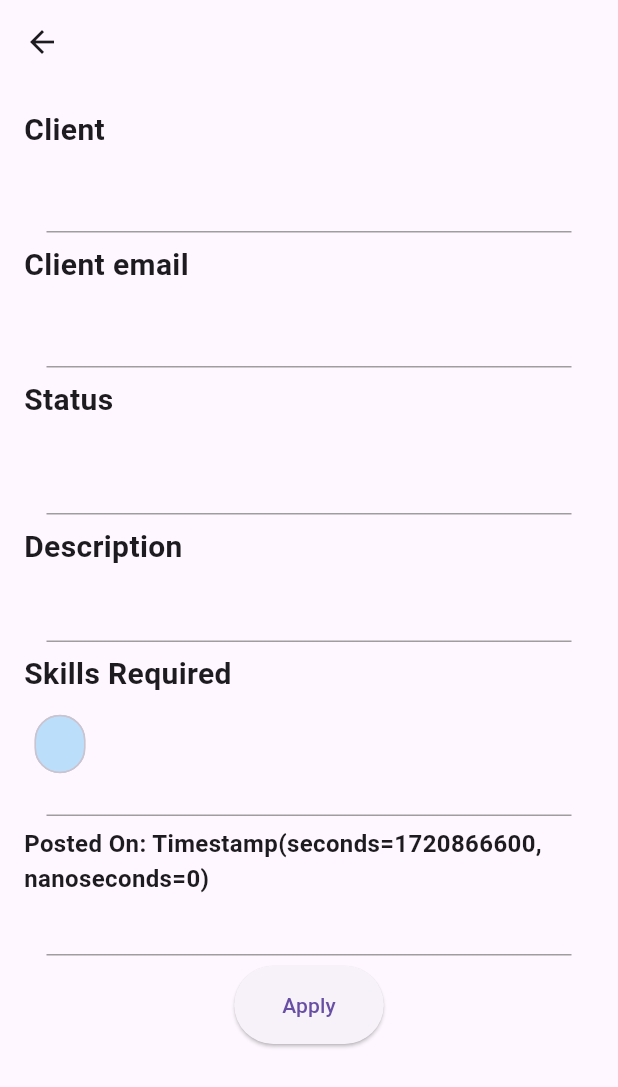
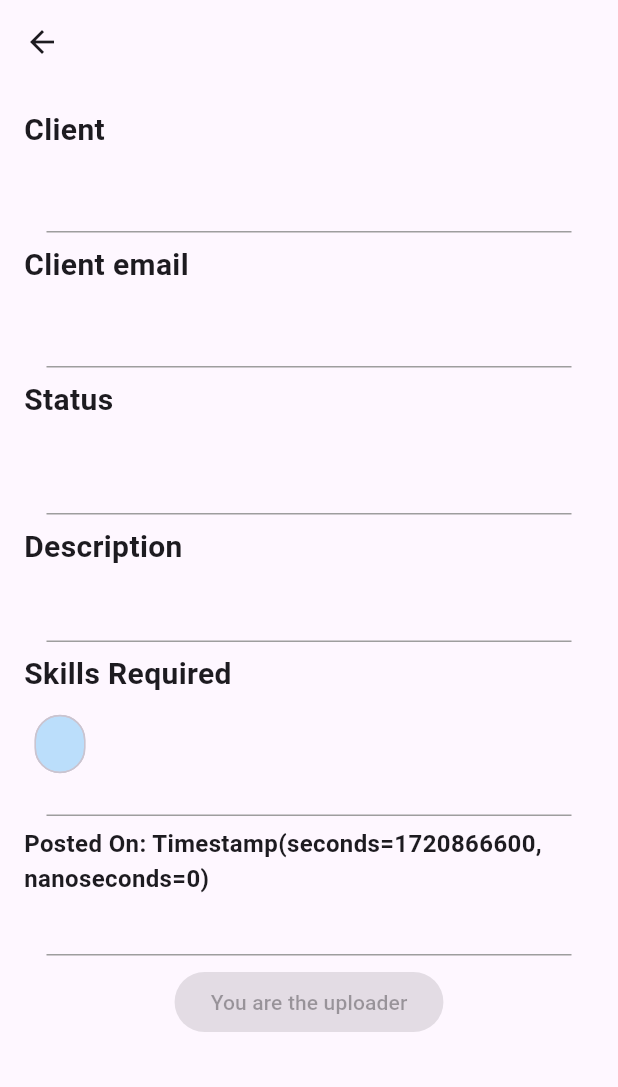
Before and after one commit to gajanana07/BMS-Collabify, a Flutter app: the JobPostScreen screen opened directly with empty values, on a phone screen of 412 x 824 dp. Shown: the top 1087 px of the screen. Run offline on Flutter 3.47's test engine with Material 3 defaults, Android fonts, the phone set to English and light mode, and no system bars; our stand-ins replace cached_network_image, cloud_firestore, file_picker, firebase_auth, firebase_core, firebase_storage and 3 more; accounts and stored records are empty.

Commit message:
ur the uploader done

```diff
--- a/lib/search.dart
+++ b/lib/search.dart
@@ -479,10 +479,54 @@ class _FilterScreenState extends State<FilterScreen> {
   }
 }
 
-class JobPostScreen extends StatelessWidget {
+class JobPostScreen extends StatefulWidget {
   final Map<String, dynamic> project;
 
   const JobPostScreen({Key? key, required this.project}) : super(key: key);
+
+  @override
+  _JobPostScreenState createState() => _JobPostScreenState();
+}
+
+class _JobPostScreenState extends State<JobPostScreen> {
+  bool _hasApplied = false;
+  bool _isUploader = false;
+  List<String> _appliedProjectIds = [];
+
+  @override
+  void initState() {
+    super.initState();
+    _checkApplicationStatus();
+  }
+
+  Future<void> _checkApplicationStatus() async {
+    final FirebaseFirestore _firestore = FirebaseFirestore.instance;
+    final User? user = FirebaseAuth.instance.currentUser;
+
+    if (user != null) {
+      // Check if the user is the uploader
+      if (widget.project['client_email'] == user.email) {
+        setState(() {
+          _isUploader = true;
+        });
+        return;
+      }
+
+      // Check if the user has already applied for this specific project
+      final QuerySnapshot applications = await _firestore
+          .collection('applications')
+          .where('project_id', isEqualTo: widget.project['project_id'])
+          .where('user_id', isEqualTo: user.uid)
+          .get();
+
+      if (applications.docs.isNotEmpty) {
+        setState(() {
+          _hasApplied = true;
+          _appliedProjectIds.add(widget.project['project_id']);
+        });
+      }
+    }
+  }
 
   Future<void> _sendWorkViaGmail(
       String email, String subject, String body) async {
@@ -552,13 +596,27 @@ class JobPostScreen extends StatelessWidget {
 
         print('user data : $firstName $email');
 
-        final clientId = project['client_email'];
+        final clientId = widget.project['client_email'];
 
         print('client email : $clientId');
 
         try {
-          await _sendNotification(clientId, userDataMap, project);
+          await _sendNotification(clientId, userDataMap, widget.project);
           print('Notification sent successfully.');
+
+          // Store the application in Firestore
+          await _firestore.collection('applications').add({
+            'project_id': widget.project['project_id'],
+            'user_id': uid,
+          });
+
+          setState(() {
+            _hasApplied = true;
+            _appliedProjectIds.add(widget.project['project_id']);
+          });
+
+          // Update application status
+          await _checkApplicationStatus();
         } catch (e) {
           print('Error sending notification: $e');
         }
@@ -572,35 +630,9 @@ class JobPostScreen extends StatelessWidget {
 
   @override
   Widget build(BuildContext context) {
-    print('Project data in JobPostScreen: $project');
-
     return Scaffold(
       appBar: AppBar(
-        title: Text(project['project_name'] ?? 'No title'),
-        /*actions: [
-          ElevatedButton(
-            onPressed: () async {
-              final String email = project['client_email'] ?? '';
-              final String subject =
-                  'Application for Project: ${project['project_name'] ?? ''}';
-              final String body =
-                  'I would love to work with you on this project.';
-
-              await _applyForProject();
-              _sendWorkViaGmail(email, subject, body);
-            },
-            style: ElevatedButton.styleFrom(
-              shape: RoundedRectangleBorder(
-                borderRadius: BorderRadius.circular(20),
-              ),
-              backgroundColor: const Color.fromRGBO(33, 150, 243, 1),
-              foregroundColor: Colors.white,
-              padding: EdgeInsets.symmetric(horizontal: 16.0, vertical: 8.0),
-              minimumSize: Size(80, 35),
-            ),
-            child: Text('CONNECT', style: TextStyle(fontSize: 13)),
-          ),
-        ],*/
+        title: Text(widget.project['project_name'] ?? 'No title'),
       ),
       body: SingleChildScrollView(
         child: Padding(
@@ -617,7 +649,7 @@ class JobPostScreen extends StatelessWidget {
               ),
               SizedBox(height: 8.0),
               Text(
-                project['uploader_name'] ?? 'No username',
+                widget.project['uploader_name'] ?? 'No username',
                 style: TextStyle(
                   fontSize: 21.0,
                   fontWeight: FontWeight.w300,
@@ -640,7 +672,7 @@ class JobPostScreen extends StatelessWidget {
               ),
               SizedBox(height: 8.0),
               Text(
-                project['client_email'] ?? 'No description',
+                widget.project['client_email'] ?? 'No description',
                 style: TextStyle(
                   fontSize: 21.0,
                   fontWeight: FontWeight.w300,
@@ -663,7 +695,7 @@ class JobPostScreen extends StatelessWidget {
               ),
               SizedBox(height: 8.0),
               Text(
-                project['status'] ?? 'No status',
+                widget.project['status'] ?? 'No status',
                 style: TextStyle(
                   fontSize: 21.0,
                   fontWeight: FontWeight.w300,
@@ -686,7 +718,7 @@ class JobPostScreen extends StatelessWidget {
               ),
               SizedBox(height: 8.0),
               Text(
-                project['description'] ?? 'No description',
+                widget.project['description'] ?? 'No description',
                 style: TextStyle(fontSize: 16.0),
               ),
               SizedBox(height: 10.0),
@@ -707,7 +739,7 @@ class JobPostScreen extends StatelessWidget {
               SizedBox(height: 8.0),
               Wrap(
                 spacing: 10.0,
-                children: (project['tags'] ?? '')
+                children: (widget.project['tags'] ?? '')
                     .split(',')
                     .map<Widget>((tag) => Chip(
                           label: Text(tag.trim()),
@@ -725,7 +757,7 @@ class JobPostScreen extends StatelessWidget {
                 endIndent: 15,
               ),
               Text(
-                'Posted On: ${project['timestamp'] ?? 'No date'}',
+                'Posted On: ${widget.project['timestamp'] ?? 'No date'}',
                 style: TextStyle(
                   fontSize: 16.0,
                   fontWeight: FontWeight.bold,
@@ -741,20 +773,19 @@ class JobPostScreen extends StatelessWidget {
               ),
               Center(
                 child: ElevatedButton(
-                  onPressed: () async {
-                    final String email = project['client_email'] ?? '';
-                    final String subject =
-                        'Application for Project: ${project['project_name'] ?? ''}';
-                    final String body =
-                        'I would love to work with you on this project.';
-                    _sendWorkViaGmail(email, subject, body);
-                    await _applyForProject();
-                  },
-                  child: Text('Apply'),
-                  style: ElevatedButton.styleFrom(
-                    padding:
-                        EdgeInsets.symmetric(horizontal: 32.0, vertical: 16.0),
-                  ),
+                  onPressed: _appliedProjectIds
+                              .contains(widget.project['project_id']) ||
+                          _isUploader
+                      ? null
+                      : () async {
+                          await _applyForProject();
+                        },
+                  child: Text(
+                      _appliedProjectIds.contains(widget.project['project_id'])
+                          ? 'Already Applied'
+                          : _isUploader
+                              ? 'You are the uploader'
+                              : 'Apply for Job'),
                 ),
               ),
             ],
```
